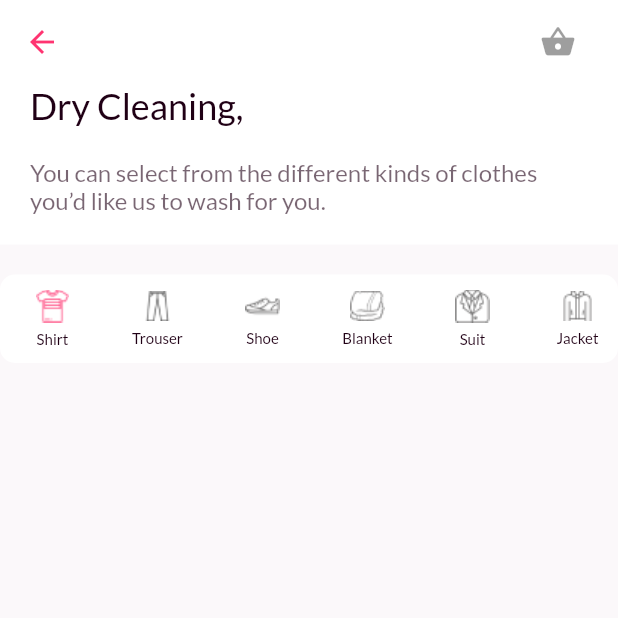
After one commit to cyuket/little_drop, a Flutter app: the SelectionView screen opened directly, on a phone screen of 412 x 824 dp, the top half of it. The commit adds this screen. Run offline on Flutter 3.47's test engine with Material 2 defaults, Android fonts, the phone set to English and light mode, and no system bars; our stand-ins replace cloud_firestore, firebase_auth, flutter_svg, get_it, google_fonts, provider_architecture; missing offline and left inert: grouped_buttons; accounts and stored records are empty.

Commit message:
Started new Page for the selection but i sha haven't  finished it ooo i need my designer to look at it again

```diff
--- a/lib/constants/assets.dart
+++ b/lib/constants/assets.dart
@@ -13,4 +13,13 @@ class AppAsset {
   String washing = 'assets/images/icon3.png';
   String dryClean = 'assets/images/icon4.png';
   String orderCheck = 'assets/images/orderCheck.png';
+
+//Icons for service sellections
+
+  String shirt = 'assets/images/shirt.png';
+  String blanket = 'assets/images/blanket.png';
+  String jacket = 'assets/images/jacket.png';
+  String trouser = 'assets/images/trouser.png';
+  String suit = 'assets/images/suit.png';
+  String shoe = 'assets/images/shoe.png';
 }
--- a/lib/ui/shared/shared_styles.dart
+++ b/lib/ui/shared/shared_styles.dart
@@ -56,3 +56,13 @@ final TextStyle accountStyle = GoogleFonts.lato(
   color: AppColors().textColor.withOpacity(0.6),
   fontSize: 16,
 );
+
+final TextStyle titleTextStyle = GoogleFonts.lato(
+  textStyle: TextStyle(fontSize: 24, color: AppColors().textColor),
+);
+final TextStyle subTitle = GoogleFonts.lato(
+  textStyle: TextStyle(
+    fontSize: 16,
+    color: AppColors().textColor.withOpacity(0.6),
+  ),
+);
--- a/lib/ui/views/home_view.dart
+++ b/lib/ui/views/home_view.dart
@@ -1,9 +1,9 @@
 import 'package:flutter/material.dart';
 import 'package:little_drops/constants/assets.dart';
 import 'package:little_drops/ui/shared/app_colors.dart';
-import 'package:google_fonts/google_fonts.dart';
 import 'package:little_drops/ui/shared/shared_styles.dart';
 import 'package:little_drops/ui/shared/ui_helpers.dart';
+import 'package:little_drops/ui/views/selection_view.dart';
 import 'package:little_drops/ui/widgets/home_cards.dart';
 
 class HomeView extends StatelessWidget {
@@ -28,20 +28,11 @@ class HomeView extends StatelessWidget {
               child: Column(
                 crossAxisAlignment: CrossAxisAlignment.start,
                 children: <Widget>[
-                  Text(
-                    'Hello Michelle,',
-                    style: GoogleFonts.lato(
-                      textStyle:
-                          TextStyle(fontSize: 24, color: AppColors().textColor),
-                    ),
-                  ),
+                  Text('Hello Michelle,', style: titleTextStyle),
                   verticalSpace(20),
                   Text(
                     'What would you like us to do for you today?',
-                    style: GoogleFonts.lato(
-                        textStyle: TextStyle(
-                            fontSize: 16,
-                            color: AppColors().textColor.withOpacity(0.6))),
+                    style: subTitle,
                   ),
                   verticalSpace(20),
                 ],
@@ -61,6 +52,14 @@ class HomeView extends StatelessWidget {
                     HomeCards(
                       iconImage: AppAsset().washingAndIron,
                       name: "Wash and Iron",
+                      onPressed: () => Navigator.push(
+                        context,
+                        MaterialPageRoute(
+                          builder: (BuildContext context) => SelectionView(
+                            title: "Wash and Iron",
+                          ),
+                        ),
+                      ),
                     ),
                     HomeCards(
                       iconImage: AppAsset().ironing,
--- /dev/null
+++ b/lib/ui/views/selection_view.dart
@@ -0,0 +1,115 @@
+import 'package:flutter/material.dart';
+import 'package:google_fonts/google_fonts.dart';
+import 'package:little_drops/constants/assets.dart';
+import 'package:little_drops/ui/shared/app_colors.dart';
+import 'package:little_drops/ui/shared/ui_helpers.dart';
+import 'package:little_drops/ui/shared/shared_styles.dart';
+
+class SelectionView extends StatefulWidget {
+  final String title;
+  SelectionView({this.title});
+  @override
+  _SelectionViewState createState() => _SelectionViewState();
+}
+
+class _SelectionViewState extends State<SelectionView> {
+  @override
+  Widget build(BuildContext context) {
+    return Scaffold(
+      backgroundColor: AppColors().background,
+      appBar: AppBar(
+        backgroundColor: Colors.white,
+        title: Row(
+          mainAxisAlignment: MainAxisAlignment.end,
+          children: <Widget>[
+            IconButton(
+              icon: Icon(Icons.shopping_basket),
+              onPressed: null,
+            )
+          ],
+        ),
+        leading: IconButton(
+            onPressed: null,
+            icon: Icon(
+              Icons.arrow_back,
+              color: AppColors().primaryColor,
+            )),
+        elevation: 0,
+      ),
+      body: SafeArea(
+        child: Column(
+          children: <Widget>[
+            Container(
+              color: Colors.white,
+              width: screenWidth(context),
+              padding: const EdgeInsets.symmetric(horizontal: 20.0),
+              child: Column(
+                crossAxisAlignment: CrossAxisAlignment.start,
+                children: <Widget>[
+                  Text('Dry Cleaning,', style: titleTextStyle),
+                  verticalSpace(20),
+                  Text(
+                    'You can select from the different kinds of clothes you’d like us to wash for you.',
+                    style: subTitle,
+                  ),
+                  verticalSpace(20),
+                ],
+              ),
+            ),
+            verticalSpace(20),
+            Container(
+              height: 59,
+              width: screenWidth(context),
+              decoration: BoxDecoration(
+                borderRadius: BorderRadius.circular(10),
+                color: Colors.white,
+              ),
+              child: ListView(
+                scrollDirection: Axis.horizontal,
+                children: <Widget>[
+                  ItemWidget(iconUrl: AppAsset().shirt, title: "Shirt"),
+                  ItemWidget(iconUrl: AppAsset().trouser, title: "Trouser"),
+                  ItemWidget(iconUrl: AppAsset().shoe, title: "Shoe"),
+                  ItemWidget(iconUrl: AppAsset().blanket, title: "Blanket"),
+                  ItemWidget(iconUrl: AppAsset().suit, title: "Suit"),
+                  ItemWidget(iconUrl: AppAsset().jacket, title: "Jacket"),
+                ],
+              ),
+            )
+          ],
+        ),
+      ),
+    );
+  }
+}
+
+class ItemWidget extends StatelessWidget {
+  final String iconUrl, title;
+  const ItemWidget({
+    @required this.title,
+    @required this.iconUrl,
+  });
+
+  @override
+  Widget build(BuildContext context) {
+    return Container(
+      width: 70,
+      child: Column(
+        mainAxisAlignment: MainAxisAlignment.center,
+        children: <Widget>[
+          Image.asset(iconUrl),
+          verticalSpace(5),
+          Text(
+            title,
+            style: GoogleFonts.lato(
+              textStyle: TextStyle(
+                color: AppColors().textColor,
+                fontSize: 10,
+              ),
+            ),
+          )
+        ],
+      ),
+    );
+  }
+}
```
Also changed, not shown: assets/images/blanket.png (added), assets/images/jacket.png (added), assets/images/shirt.png (added), assets/images/shoe.png (added), assets/images/suit.png (added), assets/images/trouser.png (added).
